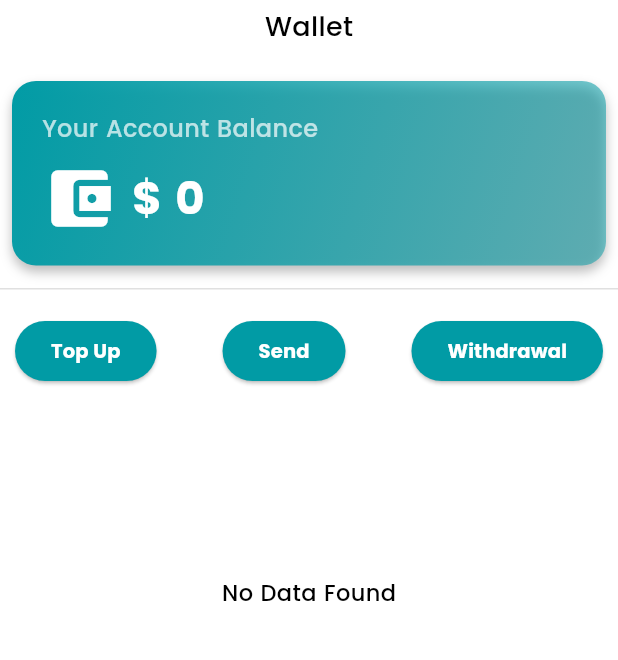
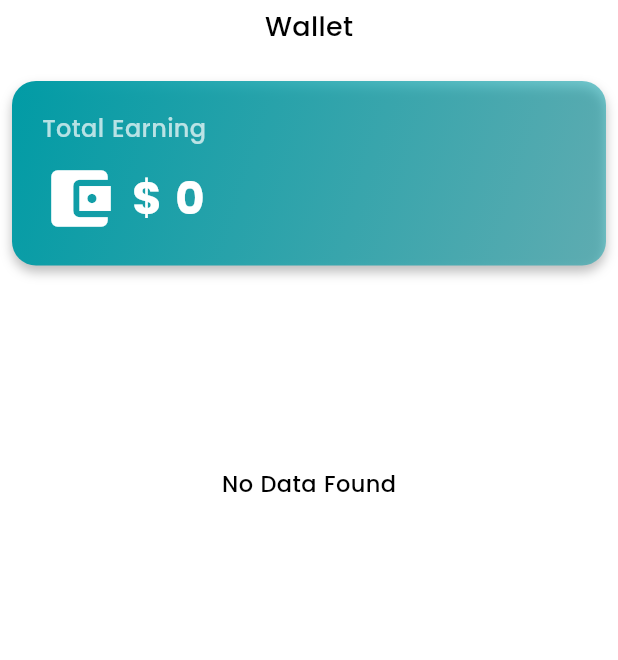
Before and after one commit to ankitnagar123/popdriver, a Flutter app: the WalletScreen screen opened by its route, on a phone screen of 412 x 824 dp, the part 84-744 px from its top. Run offline on Flutter 3.47's test engine with Material 3 defaults, Android fonts, the phone set to English and light mode, and no system bars; our stand-ins replace audioplayers, camera, device_info_plus, dio, email_validator, file_picker and 21 more; missing offline and left inert: encrypt, flutter_file_downloader, flutter_google_places_hoc081098, flutter_polyline_points, google_api_headers, phone_number and 3 more; accounts and stored records are empty; network calls fail.

Commit message:
01-07-26 NEW WEB UI and Enhancement

```diff
--- a/lib/Network/api_service.dart
+++ b/lib/Network/api_service.dart
@@ -32,7 +32,8 @@ class ApiService extends GetxService {
     Object? lastError;
     final encodedBody = _encodeFormBody(body);
 
-    if (kIsWeb && url.contains('latlong')) {
+    if (kIsWeb &&
+        (url.contains('latlong') || url.contains('update_driver_latlong'))) {
       debugPrint('[LOCATION] POST $url payload=$encodedBody');
     }
 
--- a/lib/View/HomeView/wallet_screen/wallet_screen.dart
+++ b/lib/View/HomeView/wallet_screen/wallet_screen.dart
@@ -6,18 +6,12 @@ import 'package:flutter/services.dart';
 import 'package:get/get.dart';
 
 import 'package:intl/intl.dart';
-import 'package:mtaanidriver/View/HomeView/wallet_screen/sendwalletAmount.dart';
-
 
 import '../../../controller/wallet_controller/wallet_controller.dart';
 import '../../../utils/colors.dart';
 import '../../../utils/custom_button.dart';
-import '../../../utils/snackBar.dart';
 
 import '../drawer_tab_screen/my_ride_screen.dart';
-import 'EarningList.dart';
-import 'addTopUp.dart';
-import 'ammount_withdrawal_screen.dart';
 
 class WalletScreen extends StatefulWidget {
   const WalletScreen({Key? key}) : super(key: key);
@@ -145,7 +139,7 @@ class _WalletScreenState extends State<WalletScreen> {
                             child: Column(
                               crossAxisAlignment: CrossAxisAlignment.start,
                               children: [
-                                Text('Your Account Balance',
+                                Text('Total Earning'.tr,
                                     style: TextStyle(
                                         color: Colors.white70, fontSize: 16)),
                                 SizedBox(height: 10),
@@ -158,13 +152,10 @@ class _WalletScreenState extends State<WalletScreen> {
                                       color: MyColors.white,
                                     ),
                                     Text(
-                                      controller.walletBalance.value == ""
-                                          ? "\$ 0"
-                                          : "\$ ${controller.walletBalance.value}",
+                                      "\$ ${_totalEarning()}",
                                       style: TextStyle(
                                           fontFamily: "Poppins",
-                                          decoration: controller
-                                                  .walletBalance.value
+                                          decoration: _totalEarning()
                                                   .contains("-")
                                               ? TextDecoration.underline
                                               : null,
@@ -183,80 +174,6 @@ class _WalletScreenState extends State<WalletScreen> {
                       ],
                     ),
                   ),
-                  Divider(
-                    color: Colors.grey.shade300,
-                    height: 15,
-                  ),
-                  SizedBox(
-                    height: 10,
-                  ),
-                  Padding(
-                    padding: const EdgeInsets.symmetric(horizontal: 10),
-                    child: Row(
-                      mainAxisAlignment: MainAxisAlignment.spaceBetween,
-                      children: [
-                        ElevatedButton(
-                            style: ButtonStyle(
-                                backgroundColor: MaterialStatePropertyAll(
-                                     MyColors.primary
-                                       )),
-                            onPressed: () {
-
-                            //  Get.to(()=>Earninglist());
-                            },
-                            child: Text(
-                              "Top Up".tr,
-                              style: TextStyle(
-                                fontWeight: FontWeight.bold
-                                  ,
-                                fontSize: 13,
-                                color: MyColors.white,
-                                fontFamily: "Poppins",
-                              ),
-                            )),
-                        ElevatedButton(
-                            style: ButtonStyle(
-                                backgroundColor: MaterialStatePropertyAll(
-                                   MyColors.primary
-                                      )),
-                            onPressed: () {
-                              Get.to(()=>SendWalletAmount());
-                            },
-                            child: Text(
-                              "Send".tr,
-                              style: TextStyle(
-                                fontWeight:
-                                    FontWeight.bold
-                                       ,
-                                fontSize: 13,
-                                color: MyColors.white,
-                                fontFamily: "Poppins",
-                              ),
-                            )),
-                        ElevatedButton(
-                            style: ButtonStyle(
-                                backgroundColor: MaterialStatePropertyAll(
-                                    MyColors.primary
-                                        )),
-                            onPressed: () {
-                              Get.to(()=>AmountWithdrawalScreen());
-                            },
-                            child: Text(
-                              "Withdrawal".tr,
-                              style: TextStyle(
-                                fontWeight:
-                                     FontWeight.bold
-                                ,
-                                fontSize: 13,
-                                color: MyColors.white,
-                                fontFamily: "Poppins",
-                              ),
-                            )),
-                      ],
-                    ),
-                  ),
-
-
                   controller.walletFetchHistoryLoader.value
                       ? SizedBox(
                           height: Get.height / 2,
@@ -807,6 +724,21 @@ class _WalletScreenState extends State<WalletScreen> {
   }
 
 
+  String _totalEarning() {
+    if (controller.transactionList.isEmpty) {
+      final balance = controller.walletBalance.value;
+      return balance.isEmpty ? "0" : balance;
+    }
+    double sum = 0;
+    for (final transaction in controller.transactionList) {
+      sum += double.tryParse(transaction.driverEarning) ?? 0;
+    }
+    if (sum == sum.roundToDouble()) {
+      return sum.toInt().toString();
+    }
+    return sum.toStringAsFixed(1);
+  }
+
   datePicker() async {
     DateTime? pickedDate = await showDatePicker(
         context: context,
--- a/lib/language/language.dart
+++ b/lib/language/language.dart
@@ -263,6 +263,7 @@ class Locales extends Translations {
           "New Requests": "New Requests",
           "Notifications": "Notifications",
           "Wallet": "Wallet",
+          "Total Earning": "Total Earning",
           "Language": "Language",
           "Delete Account": "Delete Account",
           "Are you sure want to delete account":
@@ -655,6 +656,7 @@ class Locales extends Translations {
           "New Requests": "Nuevas solicitudes",
           "Notifications": "Notificaciones",
           "Wallet": "Billetera",
+          "Total Earning": "Ganancia total",
           "Language": "Idioma",
           "Delete Account": "Borrar cuenta",
           "Are you sure want to delete account":
--- /dev/null
+++ b/lib/utils/webview_platform_init.dart
@@ -0,0 +1,4 @@
+import 'webview_platform_init_stub.dart'
+    if (dart.library.html) 'webview_platform_init_web.dart';
+
+void ensureWebViewPlatform() => initWebViewPlatform();
--- /dev/null
+++ b/lib/utils/webview_platform_init_stub.dart
@@ -0,0 +1,2 @@
+/// No-op on mobile/desktop — webview_flutter_web is web-only.
+void initWebViewPlatform() {}
--- /dev/null
+++ b/lib/utils/webview_platform_init_web.dart
@@ -0,0 +1,6 @@
+import 'package:webview_flutter/webview_flutter.dart';
+import 'package:webview_flutter_web/webview_flutter_web.dart';
+
+void initWebViewPlatform() {
+  WebViewPlatform.instance = WebWebViewPlatform();
+}
```
Also changed, not shown: lib/controller/home_screen_controller.dart (+64 -4 lines), lib/controller/permision_controller.dart (+7 -0 lines), lib/main.dart (+2 -5 lines).
